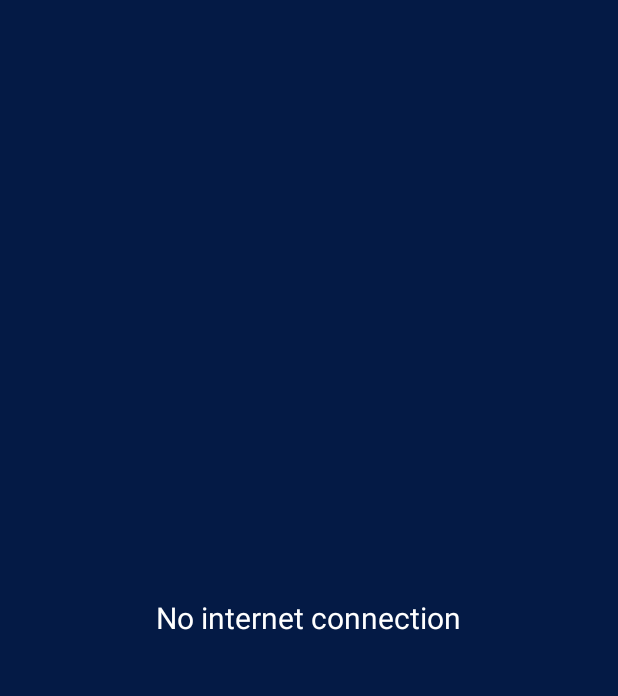
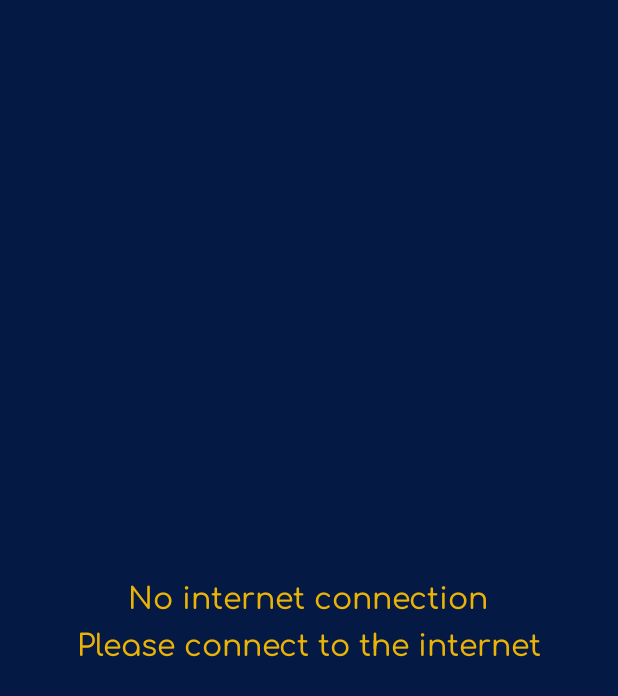
Before and after one commit to ovaixe/iplstats-android-apk, an Android app built with Jetpack Compose: the layout custom_layout.xml on its own in the app's theme, with its tools: preview values and no code run, on a phone screen of 412 x 824 dp. Shown: the top 696 px of the screen. Run offline under Robolectric (Android 15) with nearby library versions, the phone set to English and light mode, and no system bars.

Commit message:
Added new layout to show message if there is no internet connection

```diff
--- /dev/null
+++ b/app/src/main/res/font/comfortaa.xml
@@ -0,0 +1,7 @@
+<?xml version="1.0" encoding="utf-8"?>
+<font-family xmlns:android="http://schemas.android.com/apk/res/android">
+    <font
+        android:fontStyle="normal"
+        android:fontWeight="400"
+        android:font="@font/comfortaa_medium" />
+</font-family>
--- a/app/src/main/res/layout/custom_layout.xml
+++ b/app/src/main/res/layout/custom_layout.xml
@@ -10,8 +10,18 @@
         android:id="@+id/message_text"
         android:layout_width="wrap_content"
         android:layout_height="wrap_content"
-        android:textColor="#FFFFFF"
+        android:textColor="#EAB305"
         android:textSize="20sp"
-        android:text="No internet connection"/>
+        android:text="No internet connection"
+        android:fontFamily="@font/comfortaa"/>
+
+    <TextView
+        android:id="@+id/sub_message_text"
+        android:layout_width="wrap_content"
+        android:layout_height="wrap_content"
+        android:textColor="#EAB305"
+        android:textSize="20sp"
+        android:text="Please connect to the internet"
+        android:fontFamily="@font/comfortaa"/>
 
 </LinearLayout>
```
Also changed, not shown: app/src/main/res/font/comfortaa_medium.ttf (added).
